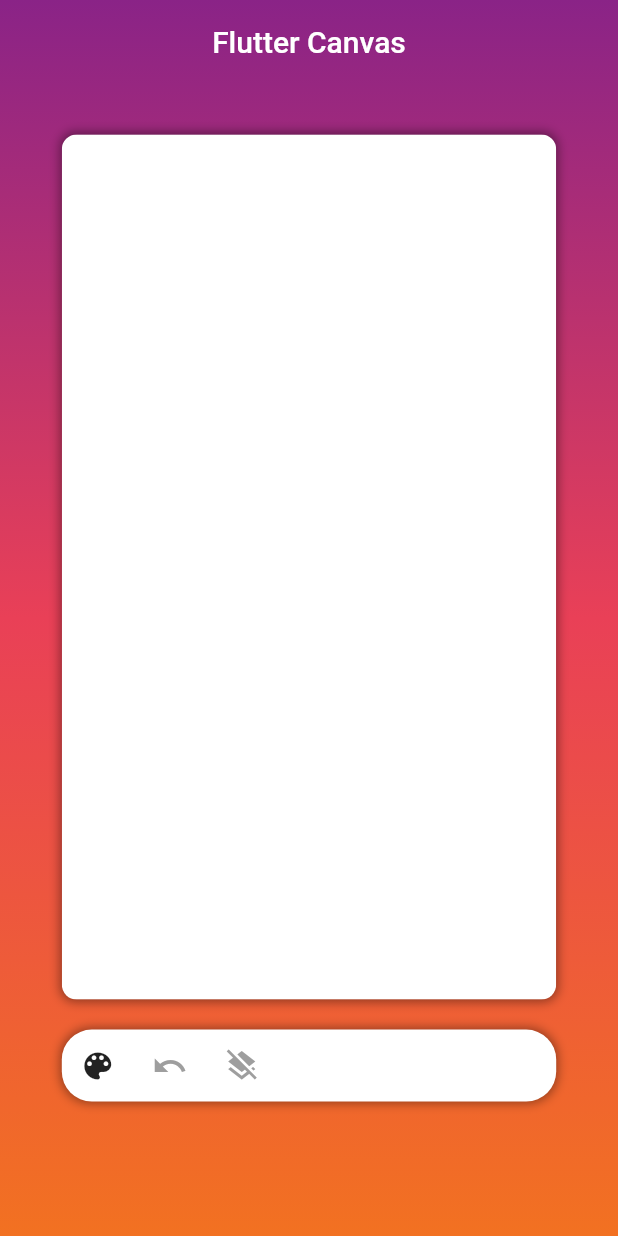
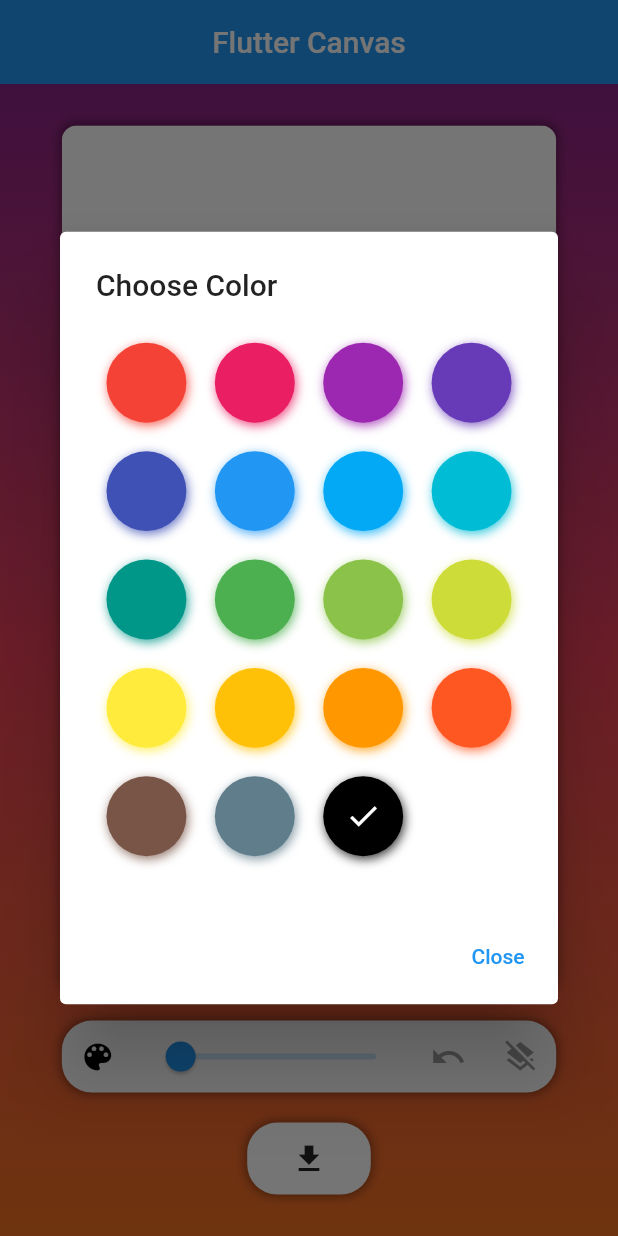
Before and after one commit to Mn-Rafi/flutter_drawing_app, a Flutter app: the screen it shows after launch, after a tap on the "color lens" icon, on a phone screen of 412 x 824 dp. Run offline on Flutter 3.47's test engine with Material 2 defaults, Android fonts, the phone set to English and light mode, and no system bars; drawn by our look-alikes of flutter_colorpicker; missing offline and left inert: flutter_signature_pad; statements that could not run were skipped.

Commit message:
Added color change functionality

```diff
--- a/lib/main.dart
+++ b/lib/main.dart
@@ -1,7 +1,11 @@
+import 'dart:convert';
+import 'dart:ui' as ui;
 import 'dart:ui';
 
 import 'package:flutter/material.dart';
+import 'package:flutter/services.dart';
 import 'package:flutter_colorpicker/flutter_colorpicker.dart';
+import 'package:flutter_signature_pad/flutter_signature_pad.dart';
 
 void main() {
   runApp(const MyApp());
@@ -40,7 +44,33 @@ class _MyHomePageState extends State<MyHomePage> {
   int? startPosition;
   int? endPosition;
 
+  final _sign = GlobalKey<SignatureState>();
+  ByteData _img = ByteData(0);
+
   List<List<int>> undoPositions = [];
+
+  void selectColor() {
+    showDialog(
+      context: context,
+      builder: (context) => AlertDialog(
+        title: Text('Choose Color'),
+        content: SingleChildScrollView(
+          child: BlockPicker(
+            pickerColor: brushColor,
+            onColorChanged: (color) {
+              this.setState(() {
+                brushColor = color;
+              });
+            },
+          ),
+        ),
+        actions: [
+          TextButton(
+              onPressed: () => Navigator.pop(context), child: Text('Close'))
+        ],
+      ),
+    );
+  }
 
   @override
   void initState() {
@@ -59,10 +89,11 @@ class _MyHomePageState extends State<MyHomePage> {
       appBar: AppBar(
         title: Text(widget.title),
         centerTitle: true,
-        backgroundColor: Colors.transparent,
+        backgroundColor: Colors.blue,
         elevation: 0,
       ),
-      body: Stack(
+      body: SafeArea(
+        child: Stack(
           children: [
             Container(
               decoration: BoxDecoration(
@@ -139,7 +170,24 @@ class _MyHomePageState extends State<MyHomePage> {
                     child: Row(
                       children: [
                         IconButton(
-                          onPressed: () {}, icon: Icon(Icons.color_lens)),
+                            onPressed: () {
+                              selectColor();
+                            },
+                            icon: Icon(
+                              Icons.color_lens,
+                              color: brushColor,
+                            )),
+                        Expanded(
+                            child: Slider(
+                          value: brushSize,
+                          onChanged: (val) {
+                            this.setState(() {
+                              brushSize = val;
+                            });
+                          },
+                          min: 1.0,
+                          max: 20.0,
+                        )),
                         IconButton(
                             onPressed: () {
                               if (undoPositions.isNotEmpty) {
@@ -171,11 +219,33 @@ class _MyHomePageState extends State<MyHomePage> {
                             ))
                       ],
                     ),
+                  ),
+                  SizedBox(
+                    height: 20,
+                  ),
+                  Container(
+                    width: width * 0.2,
+                    decoration: BoxDecoration(
+                        color: Colors.white,
+                        borderRadius: BorderRadius.circular(20),
+                        boxShadow: [
+                          BoxShadow(
+                              color: Colors.black.withOpacity(0.4),
+                              blurRadius: 5.0,
+                              spreadRadius: 1.0)
+                        ]),
+                    child: IconButton(
+                      icon: Icon(Icons.download),
+                      onPressed: () async {
+
+                      },
+                    ),
                   )
                 ],
               ),
             )
           ],
+        ),
       ), // This trailing comma makes auto-formatting nicer for build methods.
     );
   }
@@ -189,7 +259,7 @@ class MyCustomPainter extends CustomPainter {
   MyCustomPainter(this.points, this.brushColor, this.brushSize);
 
   @override
-  void paint(Canvas canvas, Size size) {
+  void paint(Canvas canvas, Size size) async {
     Paint background = Paint()..color = Colors.white;
     Rect rect = Rect.fromLTWH(0, 0, size.width, size.height);
     canvas.drawRect(rect, background);
--- a/pubspec.yaml
+++ b/pubspec.yaml
@@ -37,6 +37,8 @@ dependencies:
   # Use with the CupertinoIcons class for iOS style icons.
   cupertino_icons: ^1.0.2
   flutter_colorpicker: ^1.0.3
+  flutter_signature_pad: ^3.0.1
+  gallery_saver: ^2.3.2
 
 dev_dependencies:
   flutter_test:
```
Also changed, not shown: pubspec.lock, 8 other files. Lines whose indentation alone changed are shown as unchanged.
